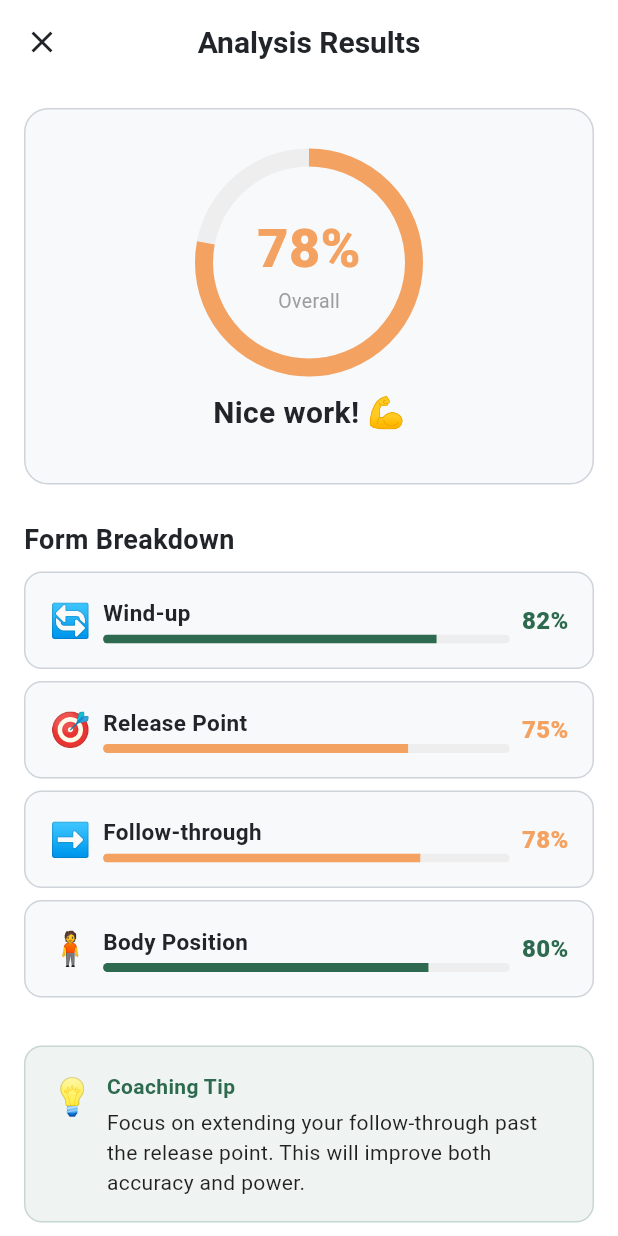
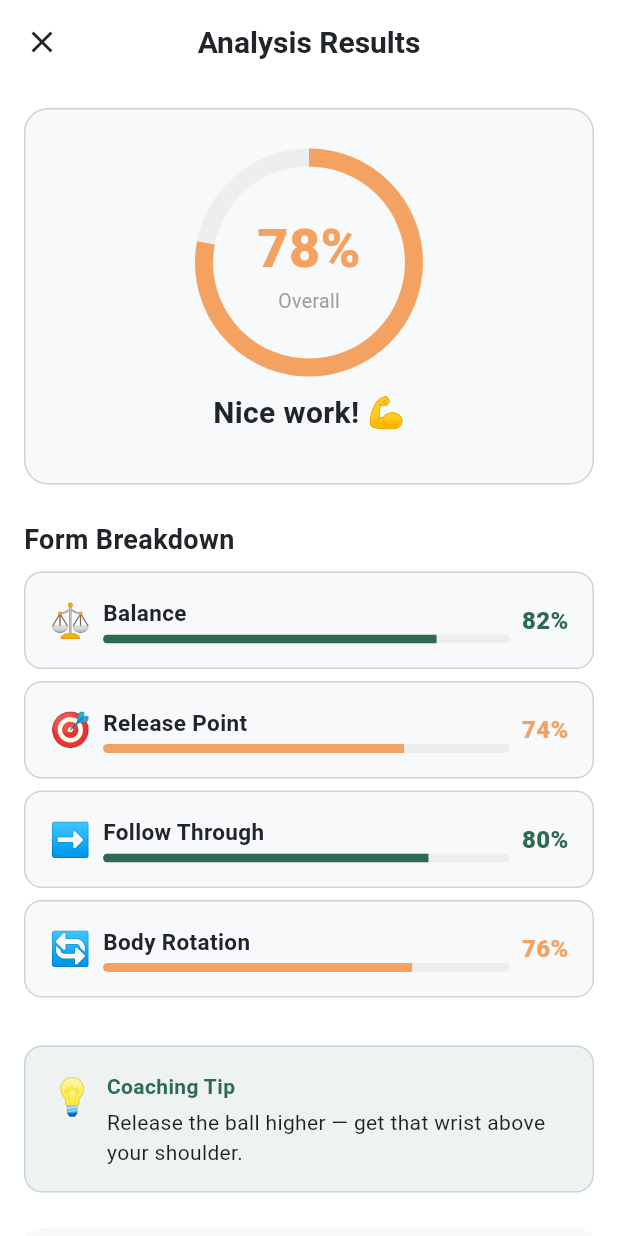
Before and after one commit to smoore2386/laxshot, a Flutter app: the ResultsScreen screen opened directly with empty values, on a phone screen of 412 x 824 dp. Run offline on Flutter 3.47's test engine with Material 3 defaults, Android fonts, the phone set to English and light mode, and no system bars; our stand-ins replace camera, cloud_firestore, cloud_functions, firebase_auth, firebase_core, fl_chart and 2 more; missing offline and left inert: tflite_flutter; accounts and stored records are empty.

Commit message:
feat(ml): wire TFLite pipeline end-to-end; fix camera/results screens
- Switch flutter_tflite → tflite_flutter (no image_picker dep conflict)
- MlAnalysisService: MoveNet-Lightning interpreter, [1,1,17,3] output parsing,
  heuristic scoring (Balance/Release/Follow Through/Body Rotation), goal zone estimation
  Graceful fallback to placeholder when model not bundled (CI/dev safe)
- CameraScreen: capture still frame after stop recording → analysisNotifier.analyze()
  Remove unused imports, fix withOpacity → withValues
- ResultsScreen: fully wired to analysisNotifierProvider — loading/error/real-score states
  coaching tip from ML service, breakdown cards from live data, reset on navigate away
- assets/models/ registered in pubspec for model bundle when ready

```diff
--- a/src/app/laxshot/lib/features/analysis/screens/results_screen.dart
+++ b/src/app/laxshot/lib/features/analysis/screens/results_screen.dart
@@ -4,16 +4,27 @@ import 'package:go_router/go_router.dart';
 import '../../../core/constants/app_colors.dart';
 import '../../../core/constants/app_routes.dart';
 import '../../../core/constants/app_sizes.dart';
+import '../providers/ml_provider.dart';
+import '../../../data/services/ml_analysis_service.dart';
 
 class ResultsScreen extends ConsumerWidget {
   final String sessionId;
   const ResultsScreen({super.key, required this.sessionId});
 
+  static const _categoryIcons = <String, String>{
+    'Balance': '⚖️',
+    'Release Point': '🎯',
+    'Follow Through': '➡️',
+    'Body Rotation': '🔄',
+    // Legacy placeholder labels (keep for any cached data)
+    'Wind-up': '🔄',
+    'Follow-through': '➡️',
+    'Body Position': '🧍',
+  };
+
   @override
   Widget build(BuildContext context, WidgetRef ref) {
-    // TODO: wire to analysisProvider once ML pipeline is integrated
-    // Showing placeholder score UI for now
-    const overallScore = 78.0;
+    final analysisState = ref.watch(analysisNotifierProvider);
 
     return Scaffold(
       backgroundColor: AppColors.background,
@@ -23,67 +34,134 @@ class ResultsScreen extends ConsumerWidget {
         elevation: 0,
         leading: IconButton(
           icon: const Icon(Icons.close),
-          onPressed: () => context.go(AppRoutes.home),
+          onPressed: () {
+            ref.read(analysisNotifierProvider.notifier).reset();
+            context.go(AppRoutes.home);
+          },
         ),
       ),
-      body: SingleChildScrollView(
+      body: Builder(
+        builder: (context) {
+          // ── Loading ────────────────────────────────────────────────
+          if (analysisState.isAnalyzing) {
+            return const Center(
+              child: Column(
+                mainAxisSize: MainAxisSize.min,
+                children: [
+                  CircularProgressIndicator(color: AppColors.primary),
+                  SizedBox(height: AppSizes.md),
+                  Text(
+                    'Analyzing your form…',
+                    style: TextStyle(fontSize: 16, color: Colors.grey),
+                  ),
+                ],
+              ),
+            );
+          }
+
+          // ── Error ──────────────────────────────────────────────────
+          if (analysisState.error != null) {
+            return Center(
+              child: Padding(
+                padding: const EdgeInsets.all(AppSizes.lg),
+                child: Column(
+                  mainAxisSize: MainAxisSize.min,
+                  children: [
+                    const Icon(Icons.warning_amber_rounded, size: 48, color: Colors.orange),
+                    const SizedBox(height: AppSizes.md),
+                    const Text(
+                      'Analysis unavailable',
+                      style: TextStyle(fontSize: 18, fontWeight: FontWeight.w700),
+                    ),
+                    const SizedBox(height: AppSizes.sm),
+                    Text(
+                      'Using estimated scores — real analysis will be available on device.',
+                      textAlign: TextAlign.center,
+                      style: TextStyle(color: Colors.grey.shade600),
+                    ),
+                    const SizedBox(height: AppSizes.lg),
+                    ElevatedButton(
+                      onPressed: () => context.push(AppRoutes.camera),
+                      child: const Text('Try Again'),
+                    ),
+                  ],
+                ),
+              ),
+            );
+          }
+
+          // ── Results (real or placeholder) ──────────────────────────
+          final result = analysisState.result ?? _placeholderResult();
+          return _ResultsBody(result: result, categoryIcons: _categoryIcons);
+        },
+      ),
+    );
+  }
+
+  ShotAnalysisResult _placeholderResult() => const ShotAnalysisResult(
+        score: 78,
+        keypoints: {},
+        breakdown: {
+          'Balance': 82,
+          'Release Point': 74,
+          'Follow Through': 80,
+          'Body Rotation': 76,
+        },
+        tip: 'Release the ball higher — get that wrist above your shoulder.',
+        goalZone: 2,
+      );
+}
+
+class _ResultsBody extends StatelessWidget {
+  final ShotAnalysisResult result;
+  final Map<String, String> categoryIcons;
+
+  const _ResultsBody({required this.result, required this.categoryIcons});
+
+  @override
+  Widget build(BuildContext context) {
+    return SingleChildScrollView(
       padding: const EdgeInsets.all(AppSizes.md),
       child: Column(
         crossAxisAlignment: CrossAxisAlignment.stretch,
         children: [
           // Score ring
-            _ScoreRing(score: overallScore),
+          _ScoreRing(score: result.score.toDouble()),
           const SizedBox(height: AppSizes.lg),
 
           // Breakdown cards
-            const Text('Form Breakdown', style: TextStyle(fontSize: 18, fontWeight: FontWeight.w700)),
+          const Text(
+            'Form Breakdown',
+            style: TextStyle(fontSize: 18, fontWeight: FontWeight.w700),
+          ),
           const SizedBox(height: AppSizes.sm),
-            const _BreakdownCard(label: 'Wind-up', score: 82, icon: '🔄'),
-            const _BreakdownCard(label: 'Release Point', score: 75, icon: '🎯'),
-            const _BreakdownCard(label: 'Follow-through', score: 78, icon: '➡️'),
-            const _BreakdownCard(label: 'Body Position', score: 80, icon: '🧍'),
-
-            const SizedBox(height: AppSizes.lg),
-
-            // Coaching tip
-            Container(
-              padding: const EdgeInsets.all(AppSizes.md),
-              decoration: BoxDecoration(
-                color: AppColors.primary.withOpacity(0.08),
-                borderRadius: BorderRadius.circular(AppSizes.radiusMd),
-                border: Border.all(color: AppColors.primary.withOpacity(0.2)),
-              ),
-              child: const Row(
-                crossAxisAlignment: CrossAxisAlignment.start,
-                children: [
-                  Text('💡', style: TextStyle(fontSize: 24)),
-                  SizedBox(width: AppSizes.sm),
-                  Expanded(
-                    child: Column(
-                      crossAxisAlignment: CrossAxisAlignment.start,
-                      children: [
-                        Text('Coaching Tip', style: TextStyle(fontWeight: FontWeight.w700, color: AppColors.primary)),
-                        SizedBox(height: 4),
-                        Text(
-                          'Focus on extending your follow-through past the release point. This will improve both accuracy and power.',
-                          style: TextStyle(fontSize: 14, color: Colors.black87),
-                        ),
-                      ],
-                    ),
-                  ),
-                ],
+          ...result.breakdown.entries.map(
+            (e) => _BreakdownCard(
+              label: e.key,
+              score: e.value.toDouble(),
+              icon: categoryIcons[e.key] ?? '📊',
             ),
           ),
 
           const SizedBox(height: AppSizes.lg),
 
+          // Coaching tip
+          _CoachingTip(tip: result.tip),
+
+          const SizedBox(height: AppSizes.lg),
+
           // Actions
-            ElevatedButton.icon(
-              onPressed: () => context.push(AppRoutes.camera),
+          Consumer(
+            builder: (context, ref, _) => ElevatedButton.icon(
+              onPressed: () {
+                ref.read(analysisNotifierProvider.notifier).reset();
+                context.push(AppRoutes.camera);
+              },
               icon: const Icon(Icons.videocam_rounded),
               label: const Text('Record Again'),
               style: ElevatedButton.styleFrom(
                 minimumSize: const Size.fromHeight(AppSizes.buttonHeight),
+              ),
             ),
           ),
           const SizedBox(height: AppSizes.sm),
@@ -98,6 +176,42 @@ class ResultsScreen extends ConsumerWidget {
           const SizedBox(height: AppSizes.xl),
         ],
       ),
+    );
+  }
+}
+
+class _CoachingTip extends StatelessWidget {
+  final String tip;
+  const _CoachingTip({required this.tip});
+
+  @override
+  Widget build(BuildContext context) {
+    return Container(
+      padding: const EdgeInsets.all(AppSizes.md),
+      decoration: BoxDecoration(
+        color: AppColors.primary.withValues(alpha: 0.08),
+        borderRadius: BorderRadius.circular(AppSizes.radiusMd),
+        border: Border.all(color: AppColors.primary.withValues(alpha: 0.2)),
+      ),
+      child: Row(
+        crossAxisAlignment: CrossAxisAlignment.start,
+        children: [
+          const Text('💡', style: TextStyle(fontSize: 24)),
+          const SizedBox(width: AppSizes.sm),
+          Expanded(
+            child: Column(
+              crossAxisAlignment: CrossAxisAlignment.start,
+              children: [
+                const Text(
+                  'Coaching Tip',
+                  style: TextStyle(fontWeight: FontWeight.w700, color: AppColors.primary),
+                ),
+                const SizedBox(height: 4),
+                Text(tip, style: const TextStyle(fontSize: 14, color: Colors.black87)),
+              ],
+            ),
+          ),
+        ],
       ),
     );
   }
@@ -185,7 +299,8 @@ class _BreakdownCard extends StatelessWidget {
 
   @override
   Widget build(BuildContext context) {
-    final color = score >= 80 ? AppColors.primary : score >= 60 ? AppColors.accent : Colors.redAccent;
+    final color =
+        score >= 80 ? AppColors.primary : score >= 60 ? AppColors.accent : Colors.redAccent;
     return Container(
       margin: const EdgeInsets.only(bottom: AppSizes.sm),
       padding: const EdgeInsets.all(AppSizes.md),
--- a/src/app/laxshot/pubspec.yaml
+++ b/src/app/laxshot/pubspec.yaml
@@ -22,8 +22,8 @@ dependencies:
   camera: ^0.11.0
   # ML: TFLite Interpreter (cross-platform, no arm64 sim conflicts) is primary.
   # google_mlkit_pose_detection: ^0.14.0  # Keep disabled — incompatible with iOS 26 simulator (arm64). Re-enable for real-device TestFlight builds only.
-  flutter_tflite: ^1.0.1            # TFLite runtime — works on iOS 26 simulator + real device
-  # tflite_flutter: ^0.10.4         # Alternative lower-level binding if flutter_tflite proves limiting
+  tflite_flutter: ^0.10.4           # TFLite runtime — no conflicting deps, works on iOS 26 sim + real device
+  # flutter_tflite: ^1.0.1          # Conflicts with image_picker ^1.x — do not use
   video_player: ^2.9.1
   image_picker: ^1.1.2
 
```
Also changed, not shown: src/app/laxshot/lib/data/services/ml_analysis_service.dart (+77 -45 lines), src/app/laxshot/lib/features/camera/screens/camera_screen.dart (+19 -8 lines), src/app/laxshot/pubspec.lock. Lines whose indentation alone changed are shown as unchanged.
